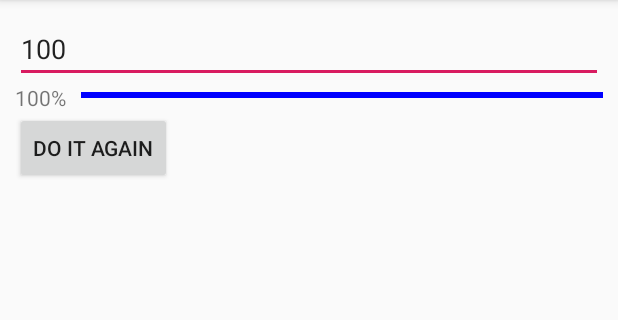
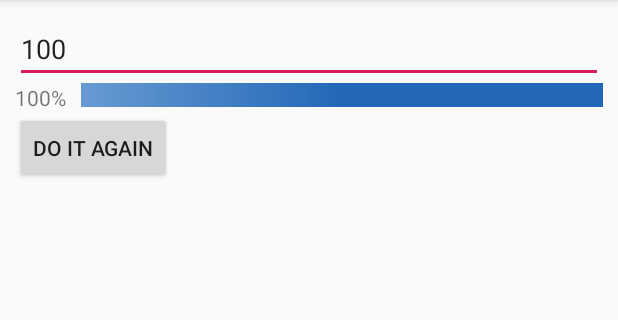
Before and after one commit to CongVan/Android, an Android app: the screen it shows after launch (MainActivity), after a tap on "DO IT AGAIN", on a phone screen of 412 x 824 dp, the part 84-404 px from its top. Run offline under Robolectric (Android 15) with nearby library versions, the phone set to English and light mode, and no system bars.

Commit message:
ProgressBar changes its color when running

```diff
--- a/Nhom4_Tuan06/app/src/main/java/com/example/nhom4_tuan06/MainActivity.java
+++ b/Nhom4_Tuan06/app/src/main/java/com/example/nhom4_tuan06/MainActivity.java
@@ -61,8 +61,10 @@ public class MainActivity extends AppCompatActivity {
         txtSize.setEnabled(false);
         btnSubmit.setEnabled(false);
         progressBarStatus.setProgress(0);
-        progressBarStatus.getProgressDrawable().setColorFilter(
-                Color.BLUE, android.graphics.PorterDuff.Mode.SRC_IN);
+        /*progressBarStatus.getProgressDrawable().setColorFilter(
+                Color.BLUE, android.graphics.PorterDuff.Mode.SRC_IN);*/
+
+        progressBarStatus.setProgressDrawable(getResources().getDrawable(R.drawable.progress_bar_drawable));
         currentPercent = Long.valueOf(0);
         piecePercent = Long.valueOf(0);
         txtPercent.setText("0%");
--- /dev/null
+++ b/Nhom4_Tuan06/app/src/main/res/drawable/progress_bar_drawable.xml
@@ -0,0 +1,12 @@
+<layer-list xmlns:android="http://schemas.android.com/apk/res/android">
+    <item android:id="@android:id/progress">
+        <clip>
+            <shape>
+                <gradient
+                    android:startColor="@color/progress_start"
+                    android:centerColor="@color/progress_center"
+                    android:endColor="@color/progress_end"/>
+            </shape>
+        </clip>
+    </item>
+</layer-list>
--- a/Nhom4_Tuan06/app/src/main/res/layout/activity_main.xml
+++ b/Nhom4_Tuan06/app/src/main/res/layout/activity_main.xml
@@ -34,8 +34,7 @@
             android:id="@+id/prgStatus"
             style="?android:attr/progressBarStyleHorizontal"
             android:layout_width="match_parent"
-            android:layout_height="wrap_content"
-            />
+            android:layout_height="wrap_content" />
     </LinearLayout>
 
     <Button
--- a/Nhom4_Tuan06/app/src/main/res/values/colors.xml
+++ b/Nhom4_Tuan06/app/src/main/res/values/colors.xml
@@ -3,4 +3,9 @@
     <color name="colorPrimary">#008577</color>
     <color name="colorPrimaryDark">#00574B</color>
     <color name="colorAccent">#D81B60</color>
+
+    <!--  Customize color for ProgressBar  -->
+    <color name="progress_start">#689AD2</color>
+    <color name="progress_center">#2268B7</color>
+    <color name="progress_end">#2268B7</color>
 </resources>
--- a/Nhom4_Tuan06/app/src/main/res/values/styles.xml
+++ b/Nhom4_Tuan06/app/src/main/res/values/styles.xml
@@ -7,5 +7,4 @@
         <item name="colorPrimaryDark">@color/colorPrimaryDark</item>
         <item name="colorAccent">@color/colorAccent</item>
     </style>
-
 </resources>
```
